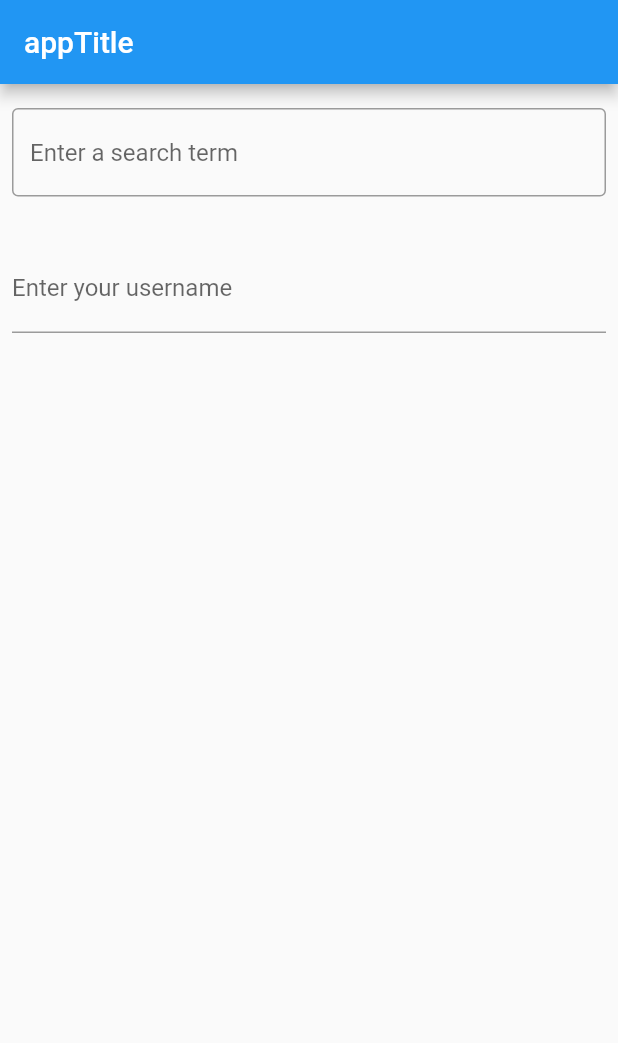
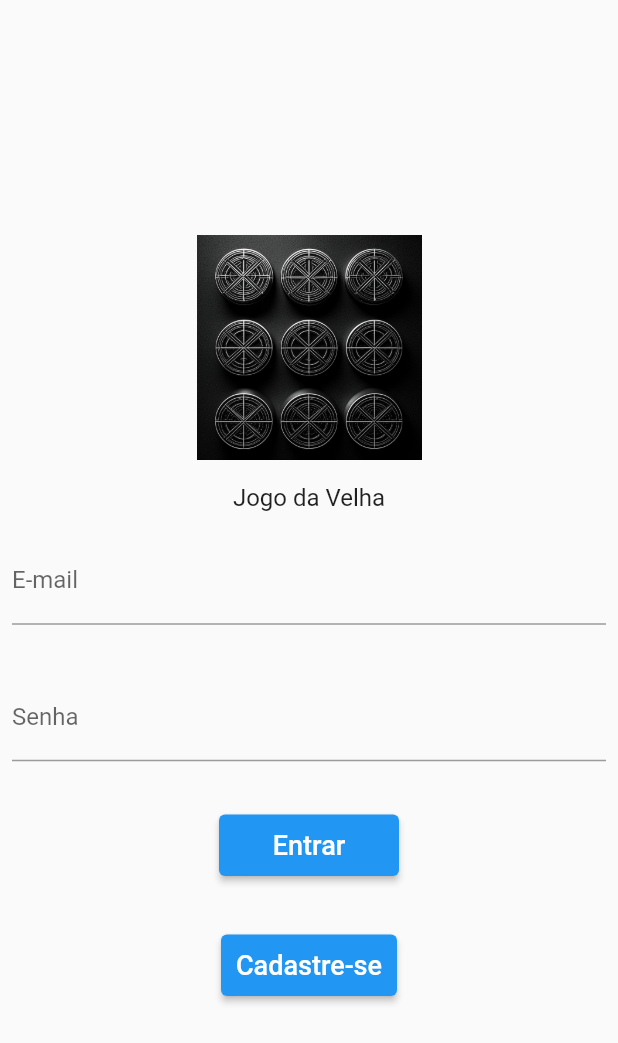
Before and after one commit to thiagocastro1721/jogo_da_velha_on_line, a Flutter app: the screen it shows after launch, on a phone screen of 412 x 824 dp. Shown: the top 1043 px of the screen. Run offline on Flutter 3.47's test engine with Material 2 defaults, Android fonts, the phone set to English and light mode, and no system bars.

Commit message:
tela de login pronta

```diff
--- a/lib/main.dart
+++ b/lib/main.dart
@@ -1,12 +1,6 @@
 import 'package:flutter/material.dart';
 import 'package:my_app/pages/login.page.dart';
 
-//teste para o script
-//segundo teste!!!!!!!!!!
-//terceiro teste!!!!!!!!!
-//quarto teste!!!!!!!!!!!
-//quinto teste!!!!!!!!!!!
-//sexto texte!!!!!!!!!!!!
 void main() {
   runApp(const MyApp());
 }
--- a/lib/pages/login.page.dart
+++ b/lib/pages/login.page.dart
@@ -1,16 +1,14 @@
 import 'package:flutter/material.dart';
+import 'package:my_app/pages/my_game_page.dart';
 
 class LoginPage extends StatelessWidget {
   const LoginPage({super.key});
   @override
   Widget build(BuildContext context) {
-      return  MaterialApp(
-      title: 'appTitle',
+    return const MaterialApp(
+      debugShowCheckedModeBanner: false,
       home: Scaffold(
-        appBar: AppBar(
-          title: const Text('appTitle'),
-        ),
-        body: const MyCustomForm(),
+        body: MyCustomForm(),
       ),
     );
   }
@@ -22,14 +20,26 @@ class MyCustomForm extends StatelessWidget {
   @override
   Widget build(BuildContext context) {
     return Column(
-      crossAxisAlignment: CrossAxisAlignment.start,
+      mainAxisAlignment: MainAxisAlignment.center,
       children: <Widget>[
-        const Padding(
-          padding: EdgeInsets.symmetric(horizontal: 8, vertical: 16),
-          child: TextField(
-            decoration: InputDecoration(
-              border: OutlineInputBorder(),
-              hintText: 'Enter a search term',
+        Padding(
+          padding: const EdgeInsets.symmetric(horizontal: 8, vertical: 16),
+          child: Image.asset(
+            'assets/tictactoe_icon.png',
+            width: 150,
+            height: 150,
+          ), // Caminho para a imagem no diretório de assets
+        ),
+        const Text(
+          'Jogo da Velha',
+          style: TextStyle(fontSize: 16),
+          ),
+        Padding(
+          padding: const EdgeInsets.symmetric(horizontal: 8, vertical: 16),
+          child: TextFormField(
+            decoration: const InputDecoration(
+              border: UnderlineInputBorder(),
+              labelText: 'E-mail',
             ),
           ),
         ),
@@ -38,10 +48,49 @@ class MyCustomForm extends StatelessWidget {
           child: TextFormField(
             decoration: const InputDecoration(
               border: UnderlineInputBorder(),
-              labelText: 'Enter your username',
+              labelText: 'Senha',
             ),
           ),
         ),
+        Padding(
+            padding: const EdgeInsets.symmetric(horizontal: 8, vertical: 16),
+            child: ElevatedButton(
+              onPressed: () {
+                // Função a ser executada quando o botão for pressionado
+                Navigator.of(context).pushReplacement(
+                  MaterialPageRoute(
+                    builder: ((context) => const MyGame()),
+                  ),
+                );
+              },
+              style: ElevatedButton.styleFrom(
+                padding:
+                    const EdgeInsets.all(10), // Ajusta o espaçamento interno
+                minimumSize: const Size(
+                    120, 30), // Define a altura mínima e largura do botão
+              ),
+              child: const Text(
+                'Entrar',
+                style: TextStyle(fontSize: 18),
+              ),
+            )),
+        Padding(
+            padding: const EdgeInsets.symmetric(horizontal: 8, vertical: 16),
+            child: ElevatedButton(
+              onPressed: () {
+                // Função a ser executada quando o botão for pressionado
+              },
+              style: ElevatedButton.styleFrom(
+                padding:
+                    const EdgeInsets.all(10), // Ajusta o espaçamento interno
+                minimumSize: const Size(
+                    90, 30), // Define a altura mínima e largura do botão
+              ),
+              child: const Text(
+                'Cadastre-se',
+                style: TextStyle(fontSize: 18),
+              ),
+            )),
       ],
     );
   }
--- a/pubspec.yaml
+++ b/pubspec.yaml
@@ -64,6 +64,9 @@ flutter:
   # assets:
   #   - images/a_dot_burr.jpeg
   #   - images/a_dot_ham.jpeg
+  assets:
+    - assets/splashscreen_tictactoe.png
+    - assets/tictactoe_icon.png
 
   # An image asset can refer to one or more resolution-specific "variants", see
   # https://flutter.dev/assets-and-images/#resolution-aware
```
Also changed, not shown: lib/pages/my_game_page.dart (renamed from lib/my_game_page.dart), 1 other file.
